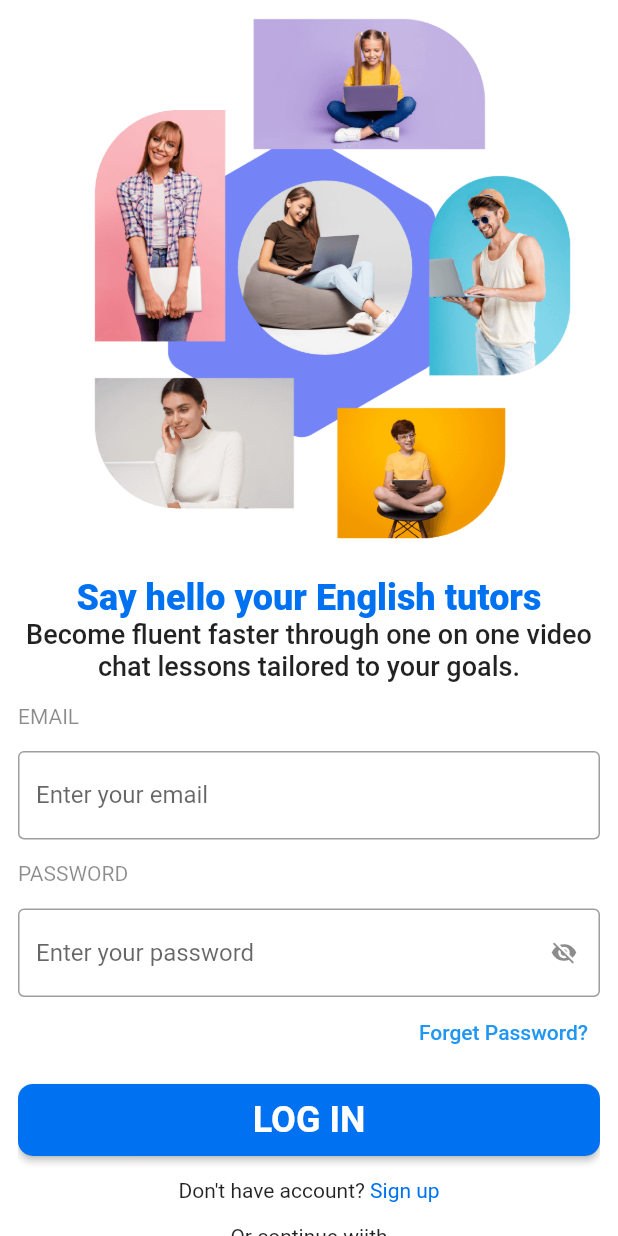
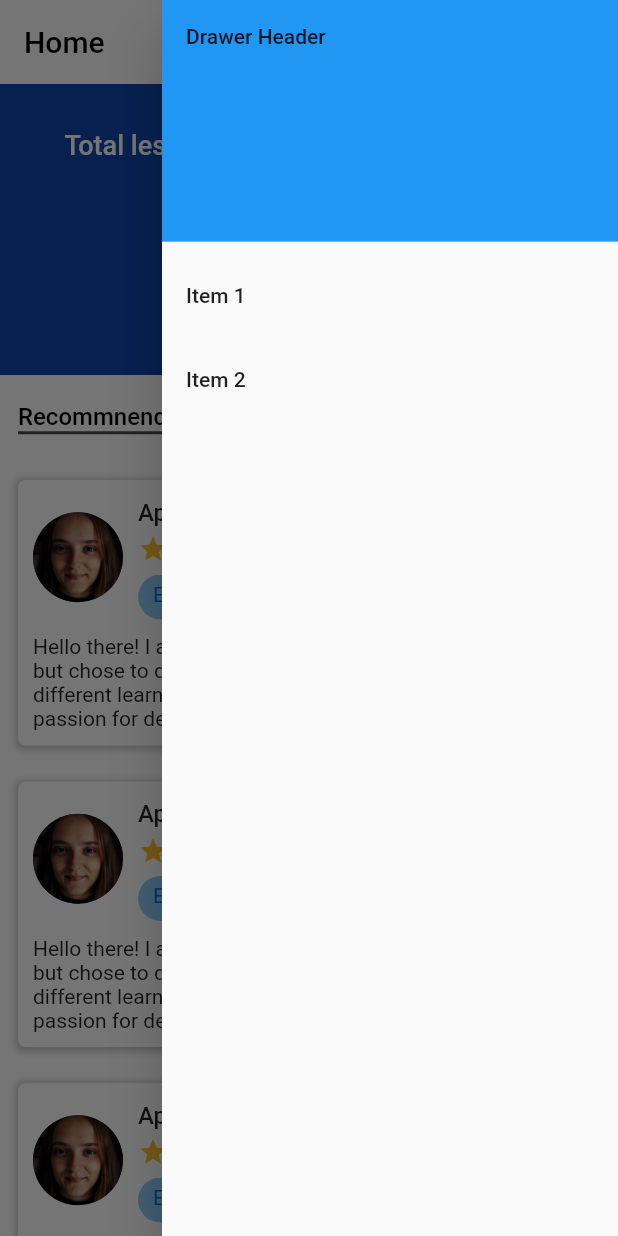
Before and after one commit to phamduygit/lettutor-app, a Flutter app: the screen it shows after launch, with the side drawer open (before the commit the screen has no drawer), on a phone screen of 412 x 824 dp. Run offline on Flutter 3.47's test engine with Material 2 defaults, Android fonts, the phone set to English and light mode, and no system bars; our stand-ins replace flutter_svg.

Commit message:
add home screen

```diff
--- a/lib/contants.dart
+++ b/lib/contants.dart
@@ -1,5 +1,5 @@
 import 'package:flutter/material.dart';
 
 const mainColor = Color(0xFF0071F0);
-
+const secondColor = Color(0xFF0C45AE);
 const defaultPadding = 12.0;
--- a/lib/main.dart
+++ b/lib/main.dart
@@ -1,7 +1,6 @@
 import 'package:flutter/material.dart';
-import 'package:lettutor_app/screens/Auth/login_screen.dart';
-import 'package:lettutor_app/screens/Auth/register_screen.dart';
-// import 'package:lettutor_app/screens/OnBoarding/on_boarding.dart';
+// import 'package:lettutor_app/screens/Auth/login_screen.dart';
+import 'package:lettutor_app/screens/Home/home_screen.dart';
 
 // import 'screens/Auth/login_screen.dart';
 
@@ -20,8 +19,14 @@ class MyApp extends StatelessWidget {
       debugShowCheckedModeBanner: false,
       theme: ThemeData(
         primarySwatch: Colors.blue,
+        appBarTheme: const AppBarTheme(
+          centerTitle: false,
+          backgroundColor: Colors.white,
+          foregroundColor: Colors.black,
+          elevation: 0,
+        ),
       ),
-      home: const LoginScreen(),
+      home: const HomeScreen(),
     );
   }
 }
--- /dev/null
+++ b/lib/models/teacher.dart
@@ -0,0 +1,27 @@
+class Teacher {
+  String name;
+  List<String> specialties;
+  String avatar;
+  double rating;
+  String interests;
+  String description;
+  Teacher({
+    required this.name,
+    required this.specialties,
+    required this.avatar,
+    required this.rating,
+    required this.interests,
+    required this.description,
+  });
+}
+
+List<Teacher> listTeacher = [
+  Teacher(
+    name: "April corpuz",
+    specialties: ["English"],
+    avatar: "assets/images/avatar.jpeg",
+    rating: 4.5,
+    interests: "abc",
+    description: "doriem",
+  ),
+];
--- a/lib/screens/Auth/Components/login_form_field.dart
+++ b/lib/screens/Auth/Components/login_form_field.dart
@@ -1,5 +1,5 @@
 import 'package:flutter/material.dart';
-import 'package:lettutor_app/screens/Auth/Components/normal_form_field.dart';
+import 'package:lettutor_app/screens/Auth/Components/email_form_field.dart';
 import 'package:lettutor_app/screens/Auth/forgot_password.dart';
 import 'default_button.dart';
 import 'secure_text_field.dart';
--- a/lib/screens/Auth/Components/register_form_field.dart
+++ b/lib/screens/Auth/Components/register_form_field.dart
@@ -1,7 +1,7 @@
 import 'package:flutter/material.dart';
 
 import 'default_button.dart';
-import 'normal_form_field.dart';
+import 'email_form_field.dart';
 import 'secure_text_field.dart';
 
 class RegisterFormField extends StatefulWidget {
--- a/lib/screens/Auth/forgot_password.dart
+++ b/lib/screens/Auth/forgot_password.dart
@@ -1,8 +1,7 @@
 import 'package:flutter/material.dart';
 import 'package:lettutor_app/contants.dart';
 import 'package:lettutor_app/screens/Auth/Components/default_button.dart';
-import 'package:lettutor_app/screens/Auth/Components/introduction_app.dart';
-import 'package:lettutor_app/screens/Auth/Components/normal_form_field.dart';
+import 'package:lettutor_app/screens/Auth/Components/email_form_field.dart';
 
 class ForgotPasswordScreen extends StatelessWidget {
   const ForgotPasswordScreen({Key? key}) : super(key: key);
@@ -22,11 +21,26 @@ class ForgotPasswordScreen extends StatelessWidget {
           padding: const EdgeInsets.symmetric(horizontal: defaultPadding),
           child: Column(
             children: [
-              const IntroductionApp(),
+              const Spacer(),
+              const Text(
+                "Reset Password",
+                style: TextStyle(
+                  fontSize: 24,
+                  fontWeight: FontWeight.w500,
+                ),
+                textAlign: TextAlign.center,
+              ),
+              const Text(
+                "Please enter your email address to search for your account",
+                style: TextStyle(fontSize: 15),
+                textAlign: TextAlign.center,
+              ),
               const SizedBox(height: 15),
-              const NormalFormField(titleTextFiled: "EMAIL", placeHolder: "Enter your email"),
+              const NormalFormField(
+                  titleTextFiled: "EMAIL", placeHolder: "Enter your email"),
               const SizedBox(height: 15),
-              DefaultButton(content: "SEND", press: () {})
+              DefaultButton(content: "SEND", press: () {}),
+              const Spacer(),
             ],
           ),
         ),
--- /dev/null
+++ b/lib/screens/Home/components/end_drawer.dart
@@ -0,0 +1,36 @@
+import 'package:flutter/material.dart';
+
+class EndDrawer extends StatelessWidget {
+  const EndDrawer({
+    Key? key,
+  }) : super(key: key);
+
+  @override
+  Widget build(BuildContext context) {
+    return Drawer(
+      child: ListView(
+        padding: EdgeInsets.zero,
+        children: [
+          const DrawerHeader(
+            decoration: BoxDecoration(
+              color: Colors.blue,
+            ),
+            child: Text('Drawer Header'),
+          ),
+          ListTile(
+            title: const Text('Item 1'),
+            onTap: () {
+              Navigator.pop(context);
+            },
+          ),
+          ListTile(
+            title: const Text('Item 2'),
+            onTap: () {
+              Navigator.pop(context);
+            },
+          ),
+        ],
+      ),
+    );
+  }
+}
--- /dev/null
+++ b/lib/screens/Home/components/recommended_tutors.dart
@@ -0,0 +1,51 @@
+import 'package:flutter/material.dart';
+import 'package:lettutor_app/contants.dart';
+
+class RecommendedTutors extends StatelessWidget {
+  const RecommendedTutors({
+    Key? key,
+  }) : super(key: key);
+
+  @override
+  Widget build(BuildContext context) {
+    return Padding(
+      padding: const EdgeInsets.all(defaultPadding),
+      child: Row(
+        children: [
+          Container(
+            child: const Text(
+              "Recommnended Tutors",
+              style: TextStyle(color: Colors.black, fontSize: 16, fontWeight: FontWeight.w500),
+            ),
+            decoration: BoxDecoration(
+              border: Border(
+                bottom: BorderSide(
+                    width: 2.0, color: Colors.black.withOpacity(0.7)),
+              ),
+            ),
+          ),
+          const Spacer(),
+          InkWell(
+            onTap: () {},
+            child: Row(
+              children: const [
+                Text(
+                  "See all",
+                  style: TextStyle(
+                    color: mainColor,
+                    fontSize: 16,
+                  ),
+                ),
+                Icon(
+                  Icons.chevron_right,
+                  color: mainColor,
+                  size: 24,
+                ),
+              ],
+            ),
+          )
+        ],
+      ),
+    );
+  }
+}
--- /dev/null
+++ b/lib/screens/Home/components/teacher_card.dart
@@ -0,0 +1,138 @@
+import 'package:flutter/material.dart';
+import 'package:lettutor_app/contants.dart';
+
+class TeacherCard extends StatelessWidget {
+  const TeacherCard({
+    Key? key,
+  }) : super(key: key);
+
+  @override
+  Widget build(BuildContext context) {
+    return Padding(
+      padding: const EdgeInsets.all(defaultPadding),
+      child: Container(
+        padding: const EdgeInsets.all(10),
+        decoration: BoxDecoration(
+          color: Colors.white,
+          boxShadow: [
+            BoxShadow(
+              color: Colors.grey.withOpacity(0.5),
+              spreadRadius: 2,
+              blurRadius: 3,
+              offset: const Offset(0, 1), // changes position of shadow
+            ),
+          ],
+          borderRadius: BorderRadius.circular(5),
+        ),
+        child: Column(
+          children: [
+            Row(
+              children: [
+                const CircleAvatar(
+                  backgroundImage: AssetImage("assets/images/avatar1.jpeg"),
+                  radius: 30,
+                ),
+                const SizedBox(width: 10),
+                Expanded(
+                  child: Column(
+                    crossAxisAlignment: CrossAxisAlignment.start,
+                    children: [
+                      Row(
+                        mainAxisAlignment: MainAxisAlignment.spaceBetween,
+                        children: [
+                          Column(
+                            crossAxisAlignment: CrossAxisAlignment.start,
+                            children: [
+                              const Text(
+                                "April Corpuz",
+                                style: TextStyle(
+                                  fontWeight: FontWeight.w500,
+                                  fontSize: 16,
+                                ),
+                              ),
+                              const SizedBox(height: 5),
+                              Row(
+                                mainAxisAlignment: MainAxisAlignment.start,
+                                children: List.generate(
+                                  5,
+                                  (index) => Container(
+                                    padding:
+                                        const EdgeInsets.only(right: 4),
+                                    child: Icon(
+                                      Icons.star,
+                                      color: Colors.yellow[700],
+                                      size: 20,
+                                    ),
+                                  ),
+                                ),
+                              ),
+                            ],
+                          ),
+                          IconButton(
+                            onPressed: () {},
+                            icon: const Icon(
+                              Icons.favorite_border,
+                              size: 20,
+                            ),
+                          ),
+                        ],
+                      ),
+                      const SizedBox(height: 5),
+                      SizedBox(
+                        height: 30,
+                        child: ListView(
+                          scrollDirection: Axis.horizontal,
+                          children: [
+                            Padding(
+                              padding: const EdgeInsets.only(right: 5),
+                              child: Container(
+                                padding: const EdgeInsets.symmetric(vertical: 5, horizontal: 10),
+                                child: const Text("English for Business", style: TextStyle(color: mainColor)),
+                                decoration: BoxDecoration(
+                                  color: Colors.blue[200],
+                                  borderRadius: BorderRadius.circular(20),
+                                ),
+                              ),
+                            ),
+                            Padding(
+                              padding: const EdgeInsets.only(right: 5),
+                              child: Container(
+                                padding: const EdgeInsets.symmetric(vertical: 5, horizontal: 10),
+                                child: const Text("English for Kids", style: TextStyle(color: mainColor)),
+                                decoration: BoxDecoration(
+                                  color: Colors.blue[200],
+                                  borderRadius: BorderRadius.circular(20),
+                                ),
+                              ),
+                            ),
+                            Padding(
+                              padding: const EdgeInsets.only(right: 5),
+                              child: Container(
+                                padding: const EdgeInsets.symmetric(vertical: 5, horizontal: 10),
+                                child: const Text("Conversational", style: TextStyle(color: mainColor)),
+                                decoration: BoxDecoration(
+                                  color: Colors.blue[200],
+                                  borderRadius: BorderRadius.circular(20),
+                                ),
+                              ),
+                            ),
+                          ],
+                        ),
+                      )
+                    ],
+                  ),
+                )
+              ],
+            ),
+            const SizedBox(height: 10),
+            const Text(
+              "Hello there! I am an Industrial Engineer in the profession but chose to do online teaching because I love to meet different learners. I am an outgoing person and I have this passion for dealing with different people and seeing them progress with my help as their teacher. In fact, making friends is one of my best skills. I am very good at adapting to new environments and new situations. I am very friendly and can easily get along well with everyone. I have obtained a 120-Hour TEFL Certificate. I get a variety of teaching techniques. I know that there are fast and not so fast learners. So don't worry, I will be with you every step of the way going at your own pace. Let's practice what you already know and add something new each day. With my skills and experiences, I can assure you that I can provide adequate English learning effectively and efficiently. Together, let's make English learning fun.",
+              maxLines: 4,
+              overflow: TextOverflow.ellipsis,
+            ),
+          ],
+        ),
+      ),
+    );
+  }
+}
--- /dev/null
+++ b/lib/screens/Home/components/up_coming_lesson.dart
@@ -0,0 +1,62 @@
+import 'package:flutter/material.dart';
+import 'package:lettutor_app/contants.dart';
+
+class UpComingLesson extends StatelessWidget {
+  const UpComingLesson({
+    Key? key,
+  }) : super(key: key);
+
+  @override
+  Widget build(BuildContext context) {
+    return Container(
+      width: double.infinity,
+      child: Column(
+        children: [
+          const SizedBox(height: 30),
+          const Text(
+            "Total lesson time is 11 hours 46 minutes",
+            style: TextStyle(
+              fontSize: 18,
+              color: Colors.white,
+              fontWeight: FontWeight.w500,
+            ),
+          ),
+          const SizedBox(height: 10),
+          const Text(
+            "Upcoming Lesson",
+            style: TextStyle(
+              fontSize: 16,
+              color: Colors.white,
+            ),
+          ),
+          const SizedBox(height: 10),
+          const Text(
+            "Wed, 06 Oct 21 06:30 - 06:56",
+            style: TextStyle(
+              fontSize: 14,
+              color: Colors.white,
+            ),
+          ),
+          const SizedBox(height: 10),
+          ElevatedButton(
+            child: const Text(
+              "Enter lesson room",
+              style: TextStyle(fontSize: 14),
+            ),
+            onPressed: () {},
+            style: ElevatedButton.styleFrom(
+              primary: Colors.white,
+              onPrimary: mainColor,
+              shape: RoundedRectangleBorder(
+                borderRadius: BorderRadius.circular(18.0),
+              ),
+              padding: const EdgeInsets.all(10),
+            ),
+          ),
+          const SizedBox(height: 30),
+        ],
+      ),
+      color: secondColor,
+    );
+  }
+}
--- /dev/null
+++ b/lib/screens/Home/home_screen.dart
@@ -0,0 +1,46 @@
+import 'package:flutter/material.dart';
+import 'components/end_drawer.dart';
+import 'components/recommended_tutors.dart';
+import 'components/teacher_card.dart';
+import 'components/up_coming_lesson.dart';
+
+class HomeScreen extends StatelessWidget {
+  const HomeScreen({Key? key}) : super(key: key);
+
+  @override
+  Widget build(BuildContext context) {
+    return Scaffold(
+      appBar: AppBar(
+        title: const Text(
+          "Home",
+          style: TextStyle(fontWeight: FontWeight.w500),
+        ),
+        actions: [
+          Builder(
+            builder: (context) => IconButton(
+              icon: const CircleAvatar(
+                backgroundImage: AssetImage("assets/images/avatar.jpeg"),
+              ),
+              onPressed: () => Scaffold.of(context).openEndDrawer(),
+            ),
+          ),
+        ],
+      ),
+      endDrawer: const EndDrawer(),
+      backgroundColor: Colors.white,
+      body: SingleChildScrollView(
+        child: Column(
+          children: const [
+            UpComingLesson(),
+            SizedBox(height: 5),
+            RecommendedTutors(),
+            SizedBox(height: 5),
+            TeacherCard(),
+            TeacherCard(),
+            TeacherCard(),
+          ],
+        ),
+      ),
+    );
+  }
+}
```
Also changed, not shown: assets/images/avatar.jpeg (added), assets/images/avatar1.jpeg (added), lib/screens/Auth/Components/email_form_field.dart (renamed from lib/screens/Auth/Components/normal_form_field.dart).
